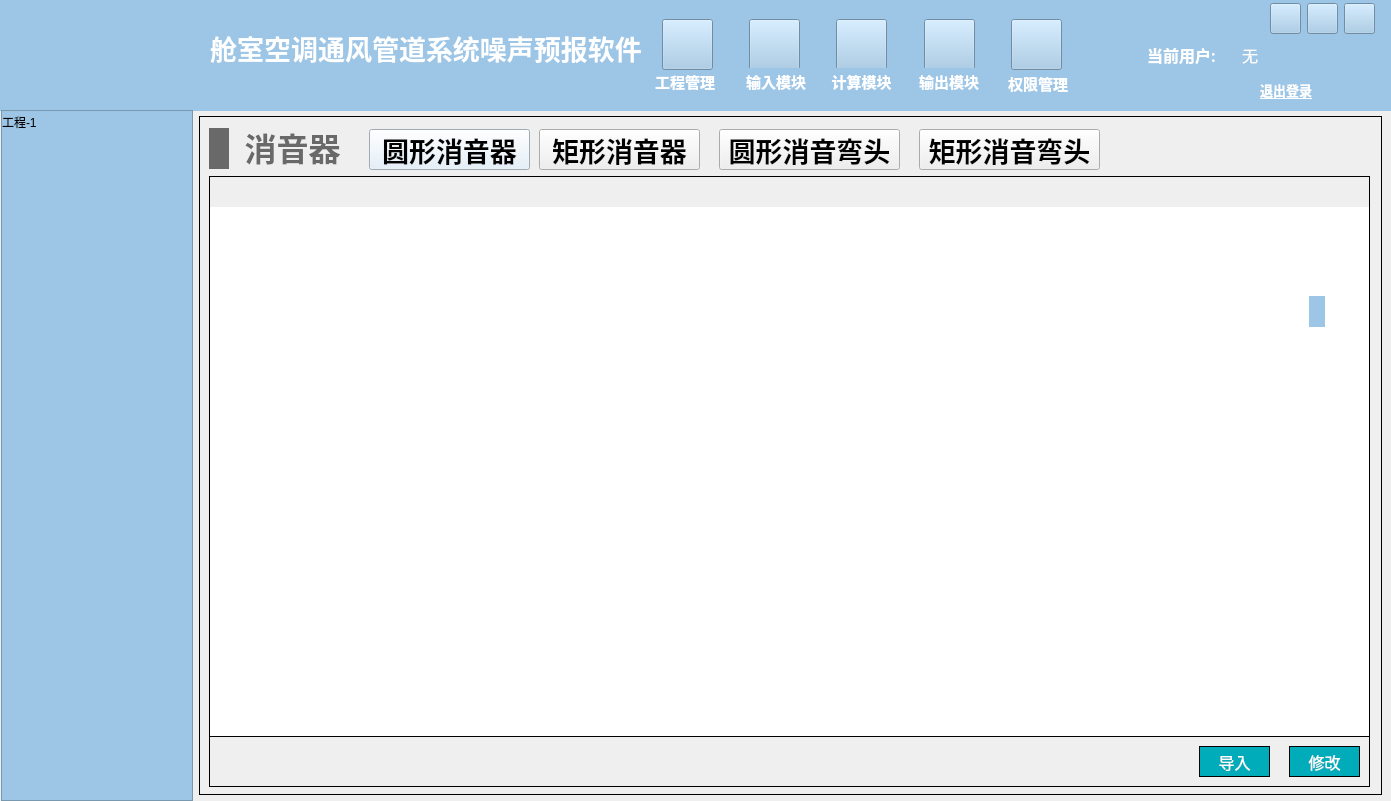
Old version of the form NoiseCalSoft/widget.ui in the repository haobana/NoiCal.
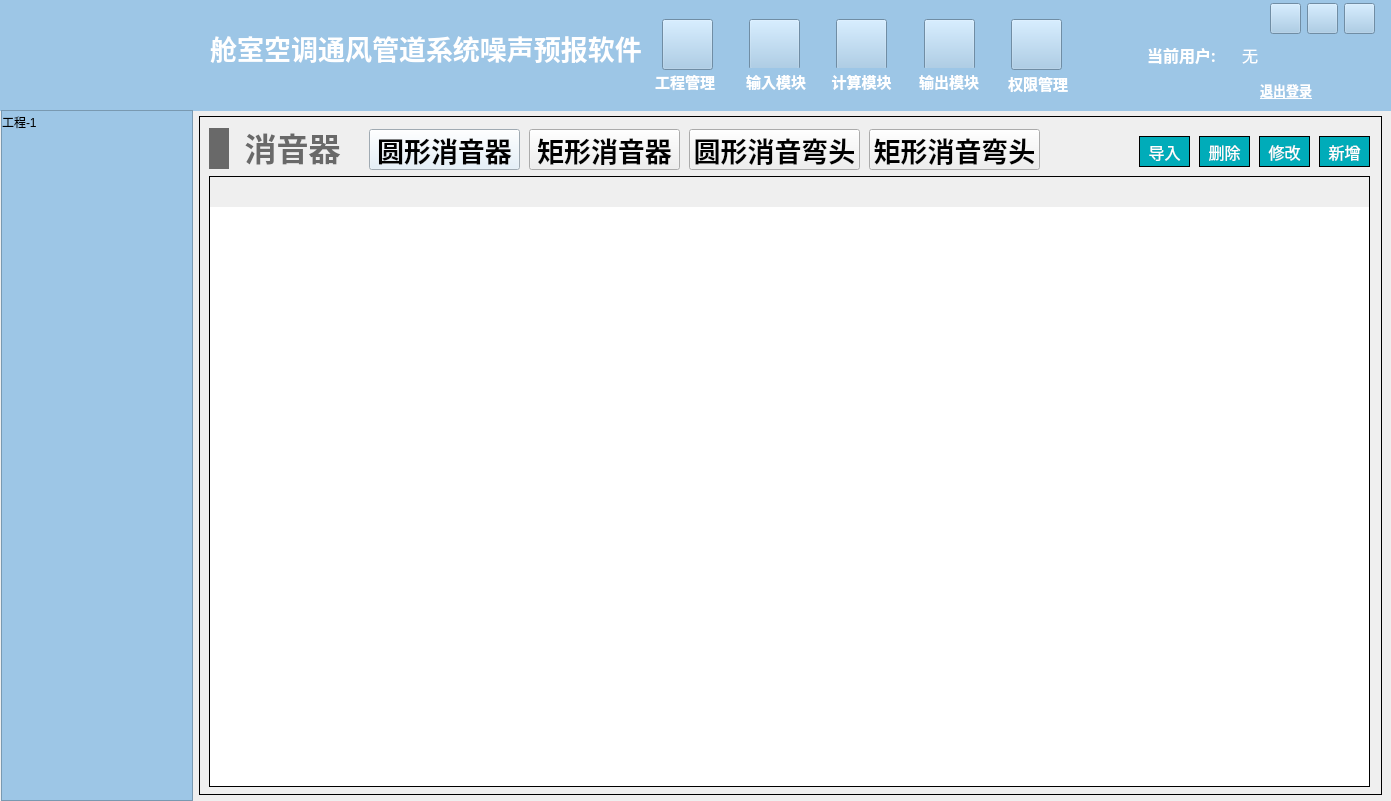
New version of the form. The open tabs and pages were chosen to show the change. Icons and pictures are not drawn.

Commit message: 12.12 修改了表格结构，并且添加了从前面表格获取数据到容器的方法，写了一个类，并将所有部件结构体继承到一个基类

```diff
--- a/NoiseCalSoft/widget.ui
+++ b/NoiseCalSoft/widget.ui
@@ -6281,7 +6281,7 @@
        <rect>
         <x>170</x>
         <y>13</y>
-        <width>161</width>
+        <width>151</width>
         <height>41</height>
        </rect>
       </property>
@@ -6494,7 +6494,7 @@
           <x>0</x>
           <y>0</y>
           <width>1161</width>
-          <height>561</height>
+          <height>611</height>
          </rect>
         </property>
         <property name="focusPolicy">
@@ -6564,105 +6564,6 @@
          <enum>QFrame::StyledPanel</enum>
         </property>
        </widget>
-       <widget class="QWidget" name="widget_20" native="true">
-        <property name="geometry">
-         <rect>
-          <x>0</x>
-          <y>560</y>
-          <width>1161</width>
-          <height>51</height>
-         </rect>
-        </property>
-        <property name="styleSheet">
-         <string notr="true">border: 1px solid #000000;</string>
-        </property>
-        <widget class="QPushButton" name="pushButton_rect_silencer_input">
-         <property name="geometry">
-          <rect>
-           <x>990</x>
-           <y>10</y>
-           <width>71</width>
-           <height>31</height>
-          </rect>
-         </property>
-         <property name="font">
-          <font>
-           <family>Microsoft YaHei</family>
-           <pointsize>12</pointsize>
-          </font>
-         </property>
-         <property name="styleSheet">
-          <string notr="true">QPushButton
-{
-	color:#ffffff; /*文字颜色*/
-    background-color: #00ACB9;/*背景色*/
-    border-radius:0px; /*边框倒角*/
-	border: 1px solid #000000;
-}
-
-
-QPushButton:hover 
-{
-background-color: rgb(0,142,153);
-color: white;
-}</string>
-         </property>
-         <property name="text">
-          <string>导入</string>
-         </property>
-        </widget>
-        <widget class="QPushButton" name="pushButton_rect_silencer_revise">
-         <property name="geometry">
-          <rect>
-           <x>1080</x>
-           <y>10</y>
-           <width>71</width>
-           <height>31</height>
-          </rect>
-         </property>
-         <property name="font">
-          <font>
-           <family>Microsoft YaHei</family>
-           <pointsize>12</pointsize>
-          </font>
-         </property>
-         <property name="styleSheet">
-          <string notr="true">QPushButton
-{
-	color:#ffffff; /*文字颜色*/
-    background-color: #00ACB9;/*背景色*/
-    border-radius:0px; /*边框倒角*/
-	border: 1px solid #000000;
-}
-
-
-QPushButton:hover 
-{
-background-color: rgb(0,142,153);
-color: white;
-}</string>
-         </property>
-         <property name="text">
-          <string>修改</string>
-         </property>
-        </widget>
-       </widget>
-       <widget class="QWidget" name="buttonWidget_rect_silencer" native="true">
-        <property name="geometry">
-         <rect>
-          <x>1100</x>
-          <y>120</y>
-          <width>16</width>
-          <height>31</height>
-         </rect>
-        </property>
-        <property name="styleSheet">
-         <string notr="true">#buttonWidget_rect_silencer
-{
-background:#9DC6E6;
-}</string>
-        </property>
-       </widget>
       </widget>
       <widget class="QWidget" name="page_circular_silencerEb">
        <widget class="QTableWidget" name="tableWidget_circular_silencerEb">
@@ -7025,9 +6926,9 @@
      <widget class="QPushButton" name="pushButton_rect_silencer_table">
       <property name="geometry">
        <rect>
-        <x>340</x>
+        <x>330</x>
         <y>13</y>
-        <width>161</width>
+        <width>151</width>
         <height>41</height>
        </rect>
       </property>
@@ -7047,9 +6948,9 @@
      <widget class="QPushButton" name="pushButton_circular_silencerEb_table">
       <property name="geometry">
        <rect>
-        <x>520</x>
+        <x>490</x>
         <y>13</y>
-        <width>181</width>
+        <width>171</width>
         <height>41</height>
        </rect>
       </property>
@@ -7069,9 +6970,9 @@
      <widget class="QPushButton" name="pushButton_rect_silencerEb_table">
       <property name="geometry">
        <rect>
-        <x>720</x>
+        <x>670</x>
         <y>13</y>
-        <width>181</width>
+        <width>171</width>
         <height>41</height>
        </rect>
       </property>
@@ -7088,6 +6989,146 @@
        <string>矩形消音弯头</string>
       </property>
      </widget>
+     <widget class="QPushButton" name="pushButton_silencer_del">
+      <property name="geometry">
+       <rect>
+        <x>1000</x>
+        <y>20</y>
+        <width>51</width>
+        <height>31</height>
+       </rect>
+      </property>
+      <property name="font">
+       <font>
+        <family>Microsoft YaHei</family>
+        <pointsize>12</pointsize>
+       </font>
+      </property>
+      <property name="styleSheet">
+       <string notr="true">QPushButton
+{
+	color:#ffffff; /*文字颜色*/
+    background-color: #00ACB9;/*背景色*/
+    border-radius:0px; /*边框倒角*/
+	border: 1px solid #000000;
+}
+
+
+QPushButton:hover 
+{
+background-color: rgb(0,142,153);
+color: white;
+}</string>
+      </property>
+      <property name="text">
+       <string>删除</string>
+      </property>
+     </widget>
+     <widget class="QPushButton" name="pushButton_silencer_input">
+      <property name="geometry">
+       <rect>
+        <x>940</x>
+        <y>20</y>
+        <width>51</width>
+        <height>31</height>
+       </rect>
+      </property>
+      <property name="font">
+       <font>
+        <family>Microsoft YaHei</family>
+        <pointsize>12</pointsize>
+       </font>
+      </property>
+      <property name="styleSheet">
+       <string notr="true">QPushButton
+{
+	color:#ffffff; /*文字颜色*/
+    background-color: #00ACB9;/*背景色*/
+    border-radius:0px; /*边框倒角*/
+	border: 1px solid #000000;
+}
+
+
+QPushButton:hover 
+{
+background-color: rgb(0,142,153);
+color: white;
+}</string>
+      </property>
+      <property name="text">
+       <string>导入</string>
+      </property>
+     </widget>
+     <widget class="QPushButton" name="pushButton_silencer_revise">
+      <property name="geometry">
+       <rect>
+        <x>1060</x>
+        <y>20</y>
+        <width>51</width>
+        <height>31</height>
+       </rect>
+      </property>
+      <property name="font">
+       <font>
+        <family>Microsoft YaHei</family>
+        <pointsize>12</pointsize>
+       </font>
+      </property>
+      <property name="styleSheet">
+       <string notr="true">QPushButton
+{
+	color:#ffffff; /*文字颜色*/
+    background-color: #00ACB9;/*背景色*/
+    border-radius:0px; /*边框倒角*/
+	border: 1px solid #000000;
+}
+
+
+QPushButton:hover 
+{
+background-color: rgb(0,142,153);
+color: white;
+}</string>
+      </property>
+      <property name="text">
+       <string>修改</string>
+      </property>
+     </widget>
+     <widget class="QPushButton" name="pushButton_silencer_add">
+      <property name="geometry">
+       <rect>
+        <x>1120</x>
+        <y>20</y>
+        <width>51</width>
+        <height>31</height>
+       </rect>
+      </property>
+      <property name="font">
+       <font>
+        <family>Microsoft YaHei</family>
+        <pointsize>12</pointsize>
+       </font>
+      </property>
+      <property name="styleSheet">
+       <string notr="true">QPushButton
+{
+	color:#ffffff; /*文字颜色*/
+    background-color: #00ACB9;/*背景色*/
+    border-radius:0px; /*边框倒角*/
+	border: 1px solid #000000;
+}
+
+
+QPushButton:hover 
+{
+background-color: rgb(0,142,153);
+color: white;
+}</string>
+      </property>
+      <property name="text">
+       <string>新增</string>
+      </property>
+     </widget>
     </widget>
    </widget>
    <widget class="QWidget" name="page_air_diff_terminal_atten">
```
Left out of the diff: 3893 changed lines with no effect on the pictures. Lines whose indentation alone changed are shown as unchanged. The commit also changes 11 other files.
